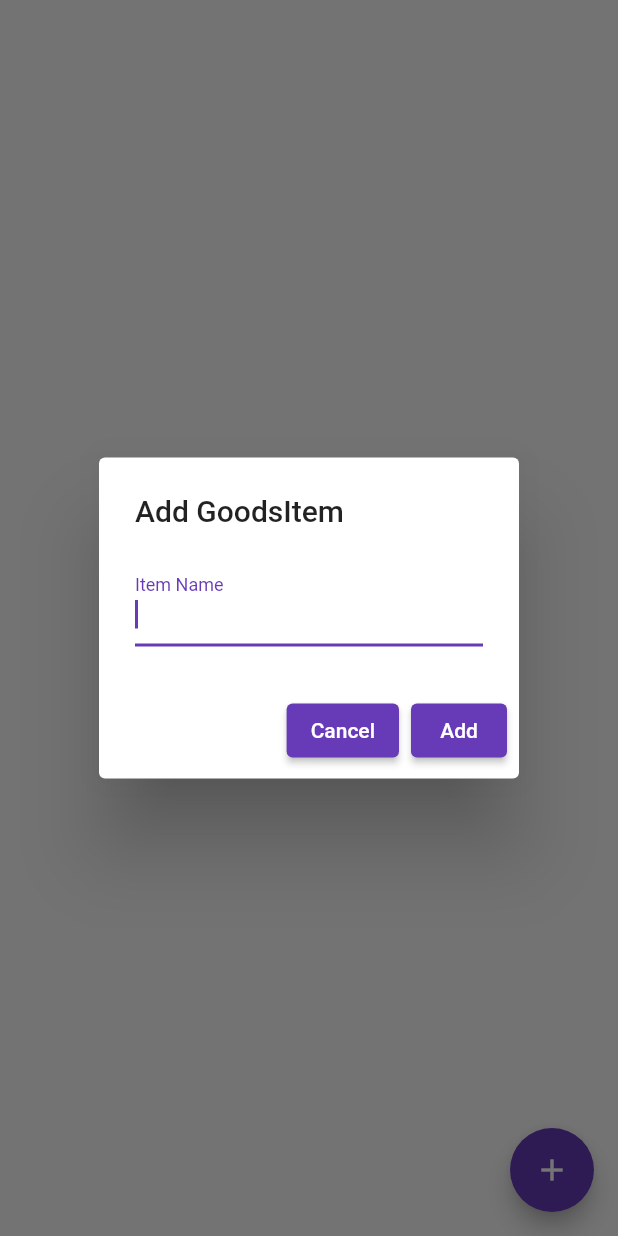
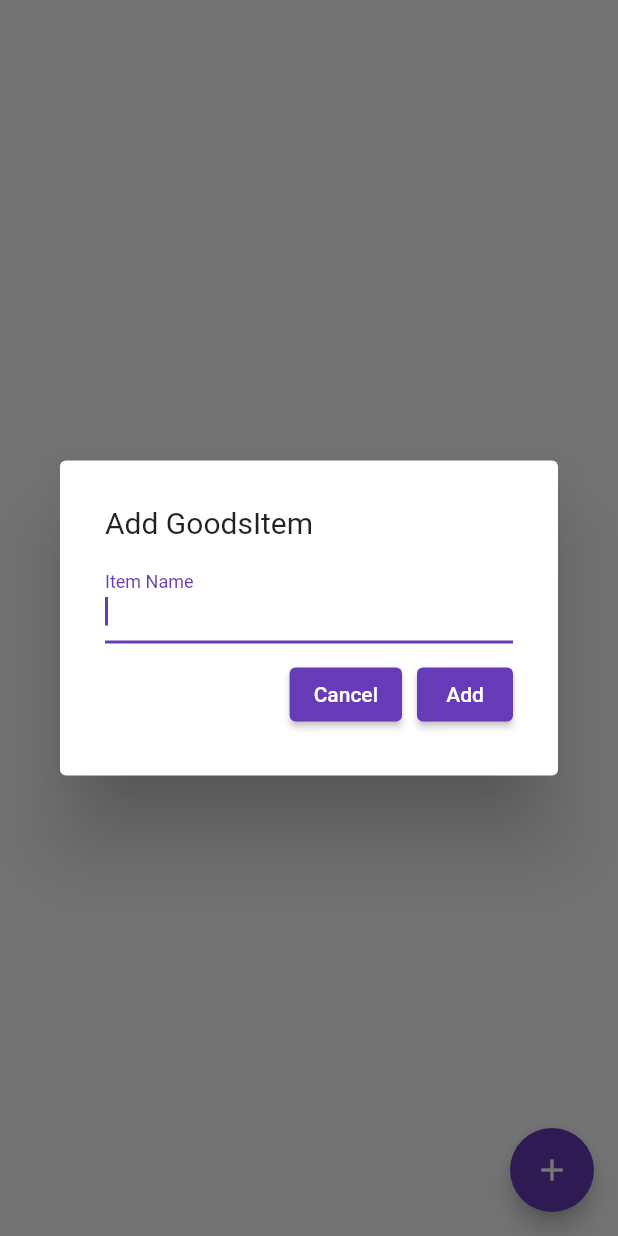
Before and after one commit to buzuchka/ConsumerBasket, a Flutter app: the GoodsScreen screen opened directly, after a tap on the "add" icon, on a phone screen of 412 x 824 dp. Run offline on Flutter 3.47's test engine with Material 2 defaults, Android fonts, the phone set to English and light mode, and no system bars; our stand-ins replace sqflite; accounts and stored records are empty.

```diff
--- a/lib/screens/goods.dart
+++ b/lib/screens/goods.dart
@@ -1,4 +1,5 @@
 import 'dart:async';
+import 'dart:ui';
 
 import 'package:flutter/material.dart';
 
@@ -16,6 +17,8 @@ class GoodsScreen extends StatefulWidget {
 
 class _GoodsScreenState extends State<GoodsScreen> {
   List<GoodsItem> _goodsItemList = [];
+
+  final TextEditingController _titleTextController = TextEditingController();
 
   Widget _buildGoodItem(BuildContext context, int index) {
     return Card(
@@ -50,28 +53,54 @@ class _GoodsScreenState extends State<GoodsScreen> {
 
   void _openAddGoodsItemDialog(BuildContext context) {
     GoodsItem _goodsItem = GoodsItem();
+
     showDialog(
         context: context,
         builder: (BuildContext context) {
-          return AlertDialog(
-            title: Text("Add GoodsItem"),
-            actions: <Widget>[
+          return Dialog(
+            child: Container(
+              padding: const EdgeInsets.all(30),
+              child: Column(
+                mainAxisSize: MainAxisSize.min,
+                mainAxisAlignment: MainAxisAlignment.spaceEvenly,
+                crossAxisAlignment: CrossAxisAlignment.start,
+                children: [
+                  const Text(
+                    'Add GoodsItem',
+                    style: TextStyle(fontSize: 20),
+                    textAlign: TextAlign.left,
+                  ),
+                  const SizedBox(height: 10),
+                  TextField(
+                    autofocus: true,
+                    controller: _titleTextController,
+                    decoration: const InputDecoration(labelText: 'Item Name'),
+                  ),
+                  const SizedBox(height: 10),
+                  Row(
+                    mainAxisAlignment: MainAxisAlignment.end,
+                    children: [
                       ElevatedButton(
-                  child: Text('Cancel'),
-                  onPressed: () => Navigator.of(context).pop()
+                          child: const Text('Cancel'),
+                          onPressed: () {
+                            _titleTextController.clear();
+                            Navigator.of(context).pop();
+                          }
                       ),
+                      const SizedBox(width: 10),
                       ElevatedButton(
-                  child: Text('Add'),
+                          child: const Text('Add'),
                           onPressed: () {
+                            _goodsItem.title = _titleTextController.text;
+                            _titleTextController.clear();
                             _addGoodsItem2Database(_goodsItem);
                             Navigator.of(context).pop();
                           }
                       )
                     ],
-            content: TextField(
-              autofocus: true,
-              decoration: InputDecoration(labelText: 'Item Name'),
-              onChanged: (value) { _goodsItem.title = value; },
+                  ),
+                ],
+              ),
             ),
           );
         }
@@ -87,7 +116,7 @@ class _GoodsScreenState extends State<GoodsScreen> {
       ),
       floatingActionButton: FloatingActionButton(
         onPressed: () { _openAddGoodsItemDialog(context); },
-        child: Icon(Icons.add),
+        child: const Icon(Icons.add),
       )
     );
   }
```
Lines whose indentation alone changed are shown as unchanged.
